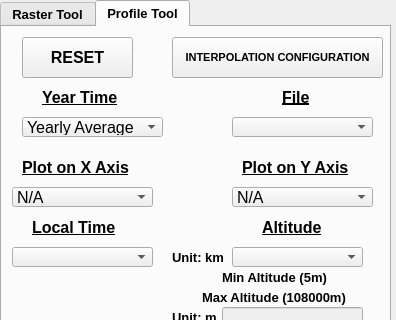
The window that mcd_visualizer_dockwidget_base_profiles.ui (davidsr21/mcd_visualizer) describes before a commit, drawn with Qt 5; both pictures show x 0 to 396 and y 0 to 320 of the 396 by 789 pixel window.
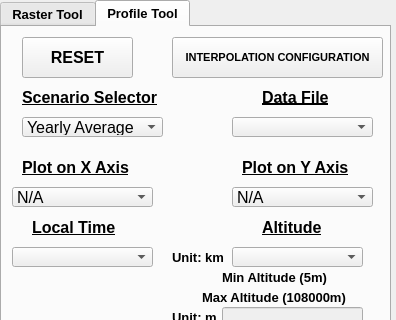
The same window after the commit.

```diff
--- a/mcd_visualizer_dockwidget_base_profiles.ui
+++ b/mcd_visualizer_dockwidget_base_profiles.ui
@@ -699,9 +699,9 @@
      <widget class="QLabel" name="Label_Epoca_2">
       <property name="geometry">
        <rect>
-        <x>40</x>
+        <x>20</x>
         <y>60</y>
-        <width>111</width>
+        <width>151</width>
         <height>21</height>
        </rect>
       </property>
@@ -715,13 +715,13 @@
        </font>
       </property>
       <property name="text">
-       <string>Year Time</string>
+       <string>Scenario Selector</string>
       </property>
      </widget>
      <widget class="QLabel" name="Label_Archivo_2">
       <property name="geometry">
        <rect>
-        <x>280</x>
+        <x>260</x>
         <y>60</y>
         <width>81</width>
         <height>20</height>
@@ -737,7 +737,7 @@
        </font>
       </property>
       <property name="text">
-       <string>File</string>
+       <string>Data File</string>
       </property>
      </widget>
      <widget class="QPushButton" name="Push_Reset_Profile">
```
Left out of the diff: 10 changed lines with no effect on the pictures.
